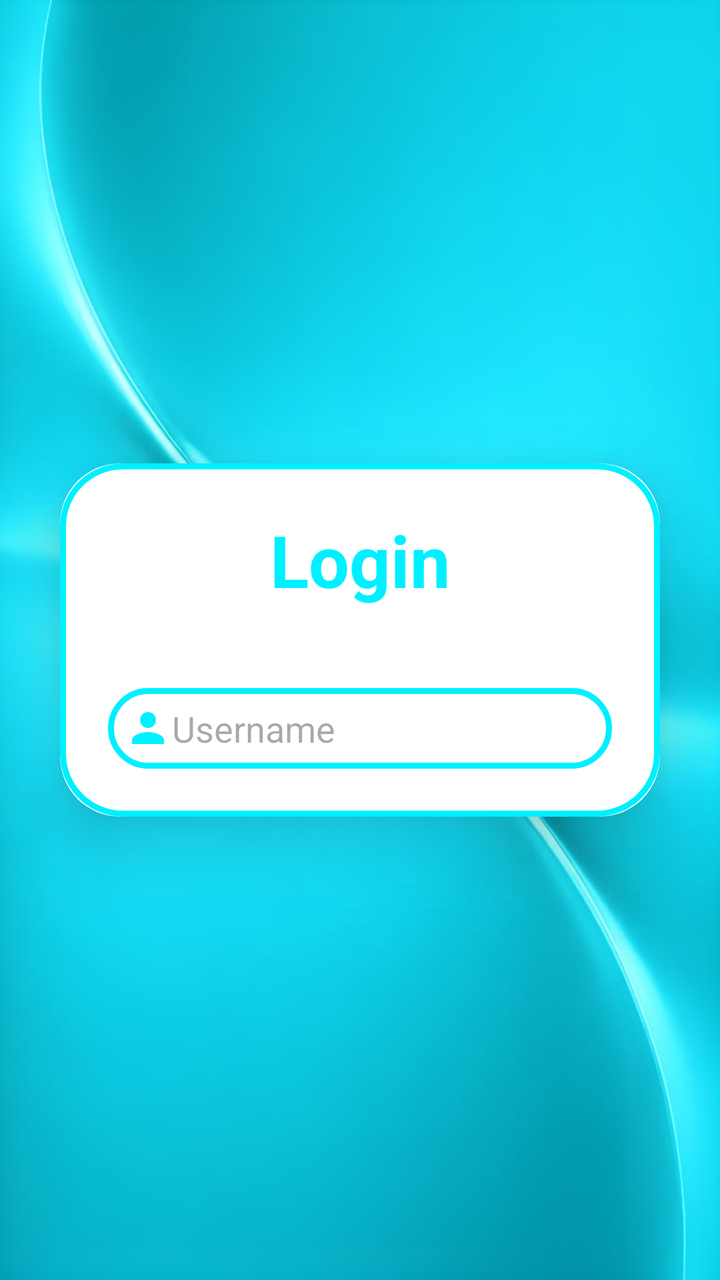
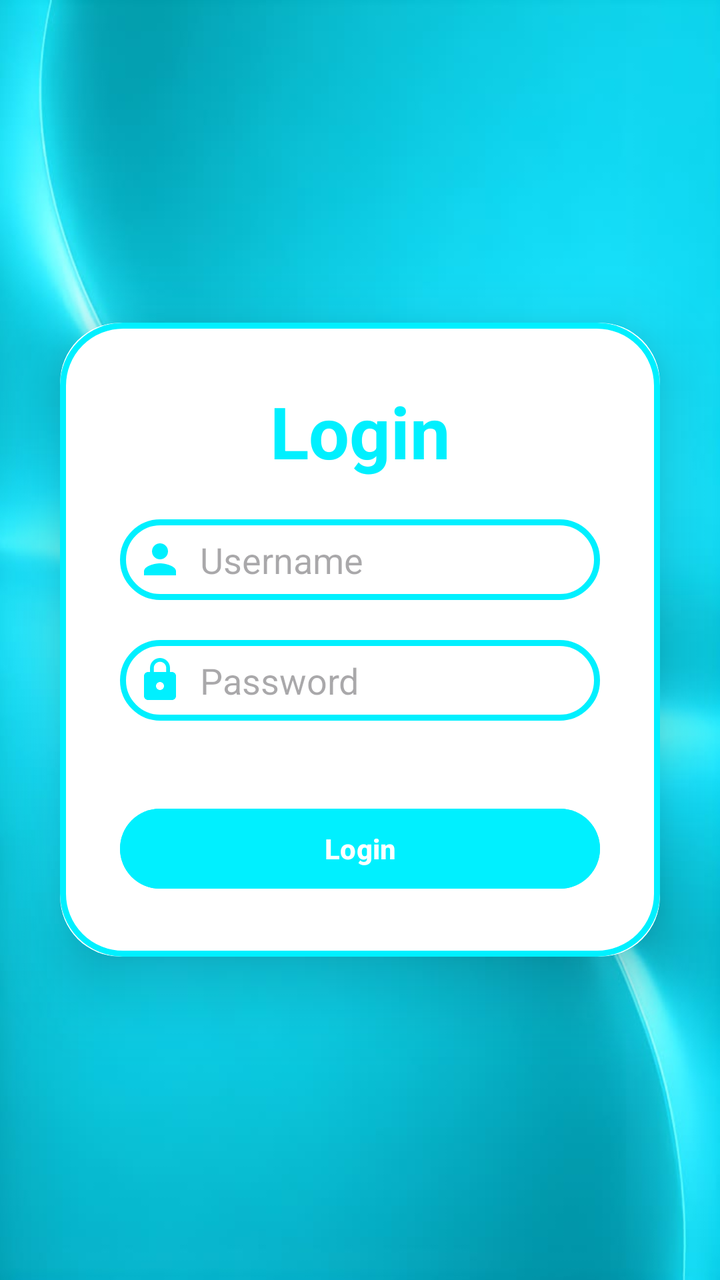

Screens rendered from an Android XML layout before and after an edit, with the pre-edit source and the edit as a unified diff.
<!-- AndroidManifest.xml: application theme Theme.Kantin_Jujur -->
<!-- res/layout/activity_main.xml -->
<?xml version="1.0" encoding="utf-8"?>
<LinearLayout xmlns:android="http://schemas.android.com/apk/res/android"
    xmlns:tools="http://schemas.android.com/tools"
    xmlns:app="http://schemas.android.com/apk/res-auto"
    android:id="@+id/main"
    android:orientation="vertical"
    android:layout_width="match_parent"
    android:layout_height="match_parent"
    android:background="@drawable/login_background"
    android:gravity="center"
    tools:context=".MainActivity">

    <androidx.cardview.widget.CardView
        android:layout_width="match_parent"
        android:layout_height="wrap_content"
        android:layout_margin="30dp"
        app:cardCornerRadius="30dp"
        app:cardElevation="20dp">

        <LinearLayout
            android:layout_width="match_parent"
            android:layout_height="wrap_content"
            android:layout_gravity="center_horizontal"
            android:background="@drawable/login_center_box"
            android:orientation="vertical"
            android:padding="24dp">

            <TextView
                android:id="@+id/loginText"
                android:layout_width="match_parent"
                android:layout_height="wrap_content"
                android:text="Login"
                android:textAlignment="center"
                android:textColor="@color/cyan"
                android:textSize="36sp"
                android:textStyle="bold" />

            <EditText
                android:id="@+id/username"
                android:layout_width="match_parent"
                android:layout_height="wrap_content"
                android:layout_marginTop="40dp"
                android:background="@drawable/login_center_box"
                android:drawableLeft="@drawable/baseline_person_24"
                android:hint="Username"
                android:padding="8dp" />
        </LinearLayout>
    </androidx.cardview.widget.CardView>
</LinearLayout>
<!-- resources referenced by this layout -->
<resources>
  <color name="cyan">#00F0FF</color>
  <!-- drawable baseline_person_24 (drawable) -->
  <vector xmlns:android="http://schemas.android.com/apk/res/android" android:height="24dp" android:tint="#00F0FF" android:viewportHeight="24" android:viewportWidth="24" android:width="24dp">
        
      <path android:fillColor="@color/cyan" android:pathData="M12,12c2.21,0 4,-1.79 4,-4s-1.79,-4 -4,-4 -4,1.79 -4,4 1.79,4 4,4zM12,14c-2.67,0 -8,1.34 -8,4v2h16v-2c0,-2.66 -5.33,-4 -8,-4z"/>
      
  </vector>
  <!-- drawable login_background: jpg bitmap (drawable, 31258 bytes) -->
  <!-- drawable login_center_box (drawable) -->
  <?xml version="1.0" encoding="utf-8"?>
  <shape xmlns:android="http://schemas.android.com/apk/res/android"
      android:shape="rectangle">
  
      <stroke
          android:width="3dp"
          android:color="@color/cyan"/>
  
      <corners
          android:radius="30dp"/>
  
  </shape>
  <style name="Theme.Kantin_Jujur" parent="Base.Theme.Kantin_Jujur" />
  <style name="Base.Theme.Kantin_Jujur" parent="Theme.Material3.DayNight.NoActionBar">
          
          
      </style>
</resources>

<!-- the commit's change to res/layout/activity_main.xml (unified diff, before → after) -->
@@ -23,7 +23,7 @@
             android:layout_gravity="center_horizontal"
             android:background="@drawable/login_center_box"
             android:orientation="vertical"
-            android:padding="24dp">
+            android:padding="30dp">
 
             <TextView
                 android:id="@+id/loginText"
@@ -36,14 +36,38 @@
                 android:textStyle="bold" />
 
             <EditText
-                android:id="@+id/username"
+                android:id="@+id/usernameText"
                 android:layout_width="match_parent"
                 android:layout_height="wrap_content"
-                android:layout_marginTop="40dp"
+                android:layout_marginTop="20dp"
                 android:background="@drawable/login_center_box"
                 android:drawableLeft="@drawable/baseline_person_24"
                 android:hint="Username"
-                android:padding="8dp" />
+                android:padding="8dp"
+                android:textColor="@color/black"
+                android:drawablePadding="8dp"/>
+
+            <EditText
+                android:id="@+id/passwordText"
+                android:inputType="textPassword"
+                android:layout_width="match_parent"
+                android:layout_height="wrap_content"
+                android:layout_marginTop="20dp"
+                android:background="@drawable/login_center_box"
+                android:drawableLeft="@drawable/baseline_lock_24"
+                android:hint="Password"
+                android:padding="8dp"
+                android:textColor="@color/black"
+                android:drawablePadding="8dp"/>
+
+            <Button
+                android:layout_width="match_parent"
+                android:layout_height="wrap_content"
+                android:id="@+id/loginButton"
+                android:text="Login"
+                android:textStyle="bold"
+                android:backgroundTint="@color/cyan"
+                android:layout_marginTop="40dp"/>
         </LinearLayout>
     </androidx.cardview.widget.CardView>
 </LinearLayout>
<!-- resource entries referenced after the edit -->
@@ -1,6 +1,13 @@
 <!-- resources referenced by this layout -->
 <resources>
+  <color name="black">#FF000000</color>
   <color name="cyan">#00F0FF</color>
+  <!-- drawable baseline_lock_24 (drawable) -->
+  <vector xmlns:android="http://schemas.android.com/apk/res/android" android:height="24dp" android:tint="#00F0FF" android:viewportHeight="24" android:viewportWidth="24" android:width="24dp">
+        
+      <path android:fillColor="@android:color/white" android:pathData="M18,8h-1L17,6c0,-2.76 -2.24,-5 -5,-5S7,3.24 7,6v2L6,8c-1.1,0 -2,0.9 -2,2v10c0,1.1 0.9,2 2,2h12c1.1,0 2,-0.9 2,-2L20,10c0,-1.1 -0.9,-2 -2,-2zM12,17c-1.1,0 -2,-0.9 -2,-2s0.9,-2 2,-2 2,0.9 2,2 -0.9,2 -2,2zM15.1,8L8.9,8L8.9,6c0,-1.71 1.39,-3.1 3.1,-3.1 1.71,0 3.1,1.39 3.1,3.1v2z"/>
+      
+  </vector>
   <!-- drawable baseline_person_24 (drawable) -->
   <vector xmlns:android="http://schemas.android.com/apk/res/android" android:height="24dp" android:tint="#00F0FF" android:viewportHeight="24" android:viewportWidth="24" android:width="24dp">
         
